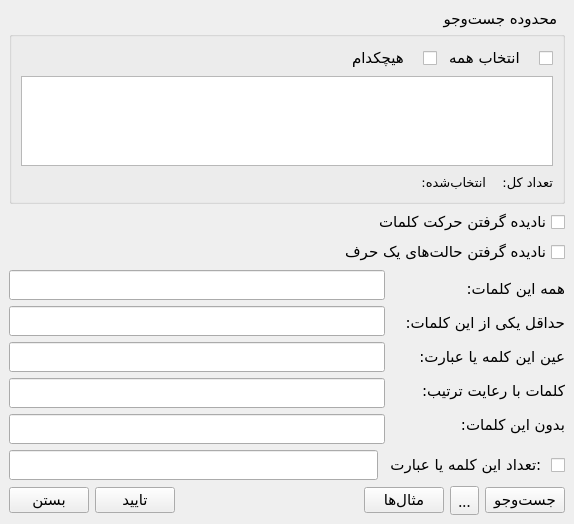
Old version of the form src/searchform.ui in the repository abroshan39/ghazal.
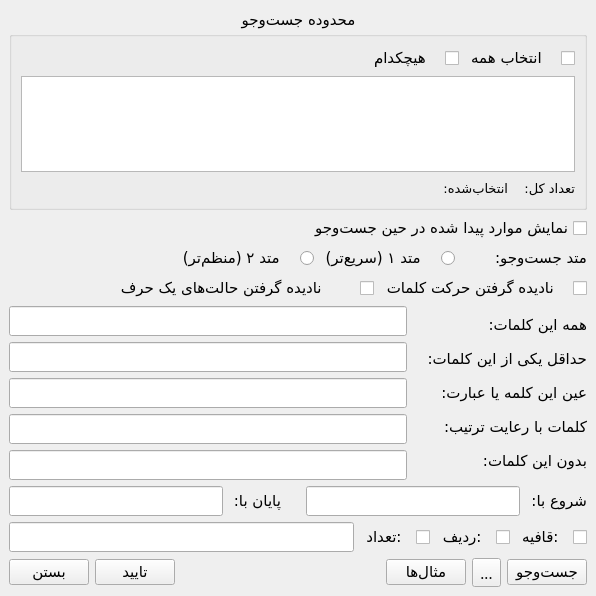
New version of the form.

```diff
--- a/src/searchform.ui
+++ b/src/searchform.ui
@@ -6,8 +6,8 @@
    <rect>
     <x>0</x>
     <y>0</y>
-    <width>574</width>
-    <height>524</height>
+    <width>596</width>
+    <height>596</height>
    </rect>
   </property>
   <property name="font">
@@ -23,7 +23,7 @@
    <enum>Qt::RightToLeft</enum>
   </property>
   <widget class="QWidget" name="centralwidget">
-   <layout class="QVBoxLayout" name="verticalLayout_6">
+   <layout class="QVBoxLayout" name="verticalLayout_2">
     <item>
      <widget class="QGroupBox" name="groupBox">
       <property name="accessibleName">
@@ -32,6 +32,9 @@
       <property name="title">
        <string>  محدوده جست‌وجو  </string>
       </property>
+      <property name="alignment">
+       <set>Qt::AlignCenter</set>
+      </property>
       <layout class="QHBoxLayout" name="horizontalLayout_4">
        <item>
         <layout class="QVBoxLayout" name="verticalLayout">
@@ -154,26 +157,102 @@
      </widget>
     </item>
     <item>
-     <layout class="QVBoxLayout" name="verticalLayout_2">
+     <widget class="QCheckBox" name="checkBoxShowItems">
+      <property name="accessibleName">
+       <string>class2</string>
+      </property>
+      <property name="text">
+       <string>نمایش موارد پیدا شده در حین جست‌وجو</string>
+      </property>
+     </widget>
+    </item>
+    <item>
+     <layout class="QHBoxLayout" name="horizontalLayout_8">
       <item>
-       <widget class="QCheckBox" name="skipDiacriticsCheckBox">
+       <widget class="QLabel" name="labelSearchMethod">
+        <property name="sizePolicy">
+         <sizepolicy hsizetype="Preferred" vsizetype="Fixed">
+          <horstretch>0</horstretch>
+          <verstretch>0</verstretch>
+         </sizepolicy>
+        </property>
         <property name="accessibleName">
          <string>class2</string>
         </property>
         <property name="text">
-         <string>نادیده گرفتن حرکت کلمات</string>
+         <string>متد جست‌وجو:       </string>
         </property>
        </widget>
       </item>
       <item>
-       <widget class="QCheckBox" name="skipCharTypesCheckBox">
+       <widget class="QRadioButton" name="radioMethod1">
         <property name="accessibleName">
          <string>class2</string>
         </property>
         <property name="text">
-         <string>نادیده گرفتن حالت‌های یک حرف</string>
+         <string>متد ۱ (سریع‌تر)   </string>
         </property>
        </widget>
+      </item>
+      <item>
+       <widget class="QRadioButton" name="radioMethod2">
+        <property name="accessibleName">
+         <string>class2</string>
+        </property>
+        <property name="text">
+         <string>متد ۲ (منظم‌تر)   </string>
+        </property>
+       </widget>
+      </item>
+      <item>
+       <spacer name="horizontalSpacer_6">
+        <property name="orientation">
+         <enum>Qt::Horizontal</enum>
+        </property>
+        <property name="sizeHint" stdset="0">
+         <size>
+          <width>40</width>
+          <height>20</height>
+         </size>
+        </property>
+       </spacer>
+      </item>
+     </layout>
+    </item>
+    <item>
+     <layout class="QHBoxLayout" name="horizontalLayout_7">
+      <item>
+       <widget class="QCheckBox" name="checkBoxSkipDiacritics">
+        <property name="accessibleName">
+         <string>class2</string>
+        </property>
+        <property name="text">
+         <string>نادیده گرفتن حرکت کلمات   </string>
+        </property>
+       </widget>
+      </item>
+      <item>
+       <widget class="QCheckBox" name="checkBoxSkipCharTypes">
+        <property name="accessibleName">
+         <string>class2</string>
+        </property>
+        <property name="text">
+         <string>نادیده گرفتن حالت‌های یک حرف       </string>
+        </property>
+       </widget>
+      </item>
+      <item>
+       <spacer name="horizontalSpacer_3">
+        <property name="orientation">
+         <enum>Qt::Horizontal</enum>
+        </property>
+        <property name="sizeHint" stdset="0">
+         <size>
+          <width>40</width>
+          <height>20</height>
+         </size>
+        </property>
+       </spacer>
       </item>
      </layout>
     </item>
@@ -336,6 +415,68 @@
         </item>
        </layout>
       </item>
+      <item>
+       <layout class="QHBoxLayout" name="horizontalLayout_9">
+        <item>
+         <widget class="QLabel" name="labelStart">
+          <property name="sizePolicy">
+           <sizepolicy hsizetype="Preferred" vsizetype="Fixed">
+            <horstretch>0</horstretch>
+            <verstretch>0</verstretch>
+           </sizepolicy>
+          </property>
+          <property name="accessibleName">
+           <string>class2</string>
+          </property>
+          <property name="text">
+           <string>شروع با: </string>
+          </property>
+         </widget>
+        </item>
+        <item>
+         <widget class="QLineEdit" name="lineEditStart">
+          <property name="sizePolicy">
+           <sizepolicy hsizetype="Expanding" vsizetype="Fixed">
+            <horstretch>0</horstretch>
+            <verstretch>0</verstretch>
+           </sizepolicy>
+          </property>
+          <property name="accessibleName">
+           <string>class2</string>
+          </property>
+         </widget>
+        </item>
+        <item>
+         <widget class="QLabel" name="labelEnd">
+          <property name="sizePolicy">
+           <sizepolicy hsizetype="Preferred" vsizetype="Fixed">
+            <horstretch>0</horstretch>
+            <verstretch>0</verstretch>
+           </sizepolicy>
+          </property>
+          <property name="accessibleName">
+           <string>class2</string>
+          </property>
+          <property name="text">
+           <string>    پایان با: </string>
+          </property>
+         </widget>
+        </item>
+        <item>
+         <widget class="QLineEdit" name="lineEditEnd">
+          <property name="sizePolicy">
+           <sizepolicy hsizetype="Expanding" vsizetype="Fixed">
+            <horstretch>0</horstretch>
+            <verstretch>0</verstretch>
+           </sizepolicy>
+          </property>
+          <property name="accessibleName">
+           <string>class2</string>
+          </property>
+         </widget>
+        </item>
+       </layout>
+      </item>
       <item>
        <layout class="QHBoxLayout" name="horizontalLayout_2">
         <item>
@@ -350,12 +491,44 @@
            <string>class2</string>
           </property>
           <property name="text">
-           <string>تعداد این کلمه یا عبارت: </string>
+           <string>قافیه:  </string>
           </property>
          </widget>
         </item>
         <item>
-         <widget class="QLineEdit" name="lineEditHash">
+         <widget class="QCheckBox" name="checkBoxRadif">
+          <property name="sizePolicy">
+           <sizepolicy hsizetype="Preferred" vsizetype="Fixed">
+            <horstretch>0</horstretch>
+            <verstretch>0</verstretch>
+           </sizepolicy>
+          </property>
+          <property name="accessibleName">
+           <string>class2</string>
+          </property>
+          <property name="text">
+           <string>ردیف:  </string>
+          </property>
+         </widget>
+        </item>
+        <item>
+         <widget class="QCheckBox" name="checkBoxCounter">
+          <property name="sizePolicy">
+           <sizepolicy hsizetype="Preferred" vsizetype="Fixed">
+            <horstretch>0</horstretch>
+            <verstretch>0</verstretch>
+           </sizepolicy>
+          </property>
+          <property name="accessibleName">
+           <string>class2</string>
+          </property>
+          <property name="text">
+           <string>تعداد:  </string>
+          </property>
+         </widget>
+        </item>
+        <item>
+         <widget class="QLineEdit" name="lineEditSingle">
           <property name="accessibleName">
            <string>class2</string>
           </property>
```
Left out of the diff: 17 changed lines with no effect on the pictures.
